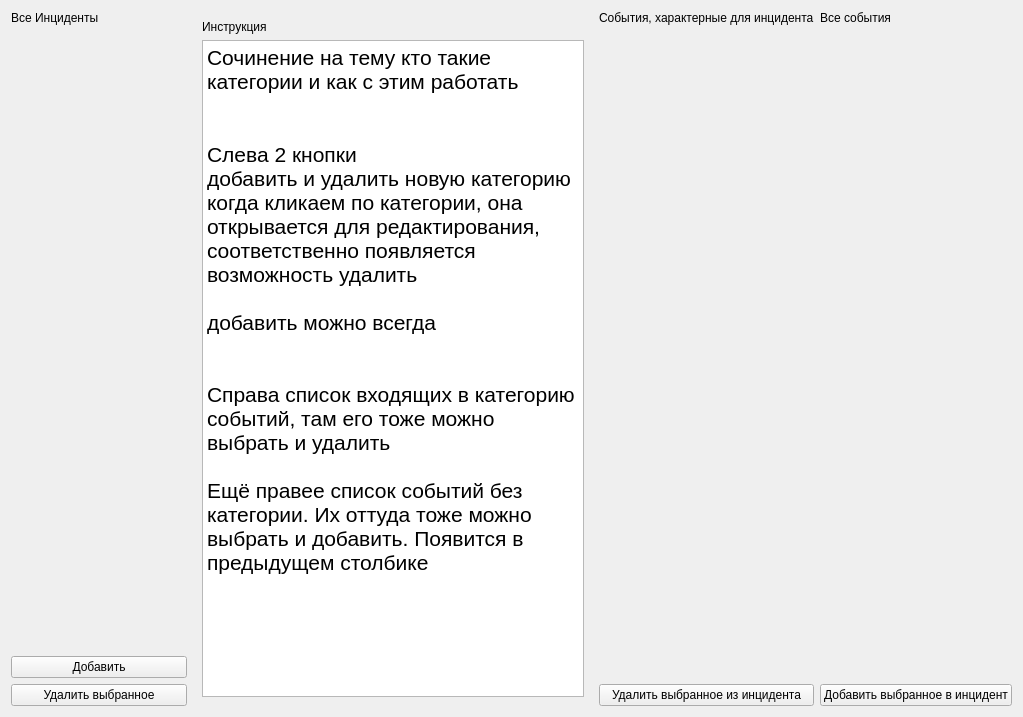
Old version of the form ui/admin/AdminIncidentsWidget.ui in the repository xamlo721/SecurityHelper.
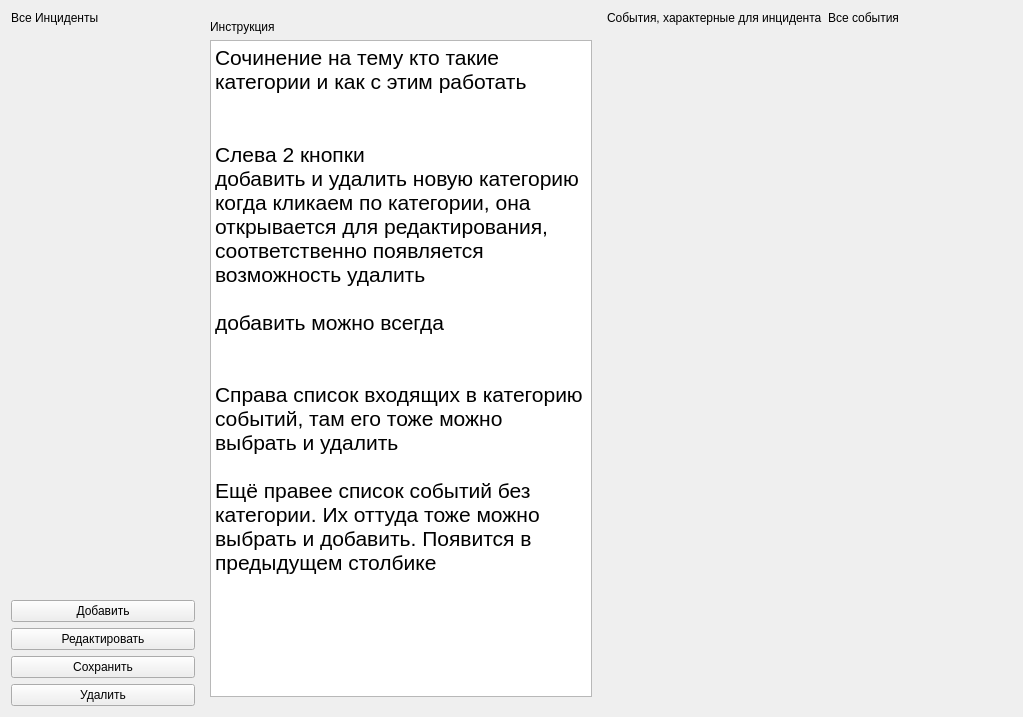
New version of the form. Custom widgets are drawn as their Qt base class.

Commit message: refactor UI component for Admin Incident menu

Diff of the .ui file:
```diff
--- a/ui/admin/AdminIncidentsWidget.ui
+++ b/ui/admin/AdminIncidentsWidget.ui
@@ -43,7 +43,21 @@
      <item>
       <widget class="QPushButton" name="pushButton_deleteSelectedIncidents">
        <property name="text">
-        <string>Удалить выбранное</string>
+        <string>Редактировать</string>
+       </property>
+      </widget>
+     </item>
+     <item>
+      <widget class="QPushButton" name="pushButton_saveIncident">
+       <property name="text">
+        <string>Сохранить</string>
+       </property>
+      </widget>
+     </item>
+     <item>
+      <widget class="QPushButton" name="pushButton_deleteIncident">
+       <property name="text">
+        <string>Удалить</string>
        </property>
       </widget>
      </item>
@@ -105,13 +119,6 @@
        </property>
       </widget>
      </item>
-     <item>
-      <widget class="QPushButton" name="pushButton_removeFromIncident">
-       <property name="text">
-        <string>Удалить выбранное из инцидента</string>
-       </property>
-      </widget>
-     </item>
     </layout>
    </item>
    <item>
@@ -133,13 +140,6 @@
        </property>
       </widget>
      </item>
-     <item>
-      <widget class="QPushButton" name="pushButton_addToIncident">
-       <property name="text">
-        <string>Добавить выбранное в инцидент</string>
-       </property>
-      </widget>
-     </item>
     </layout>
    </item>
   </layout>
```
Left out of the diff: 2 changed lines with no effect on the pictures.
